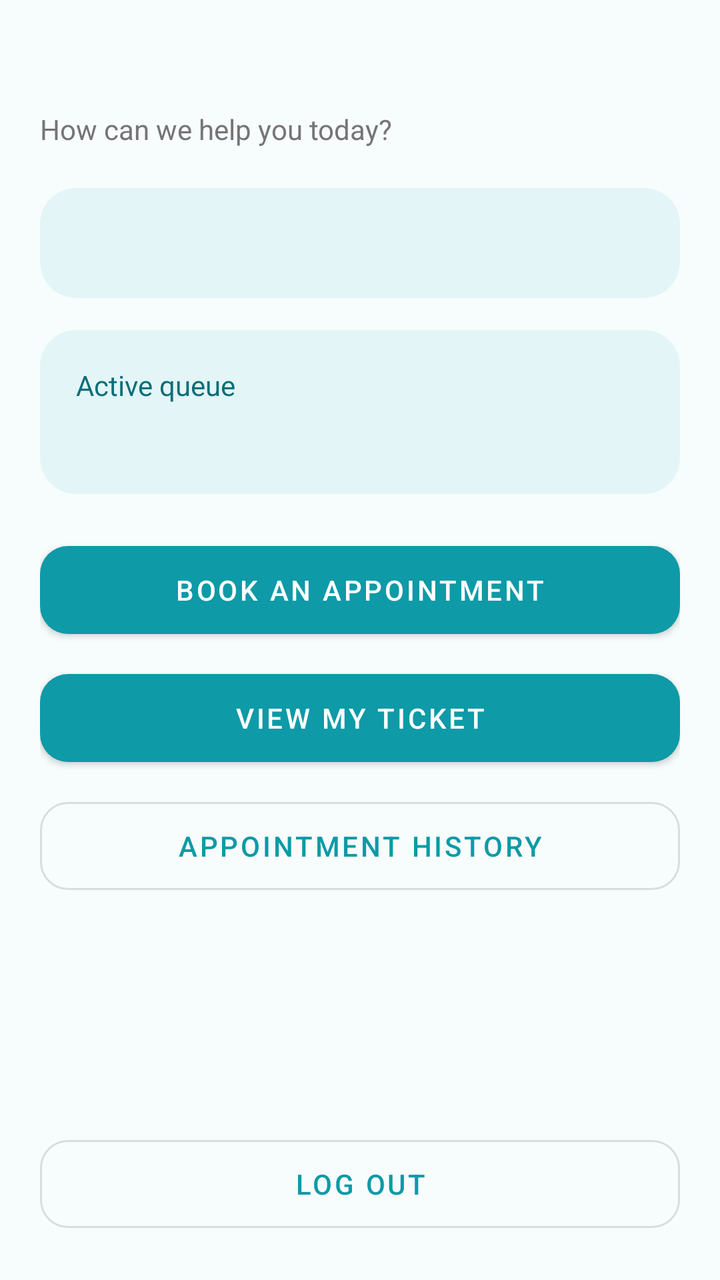
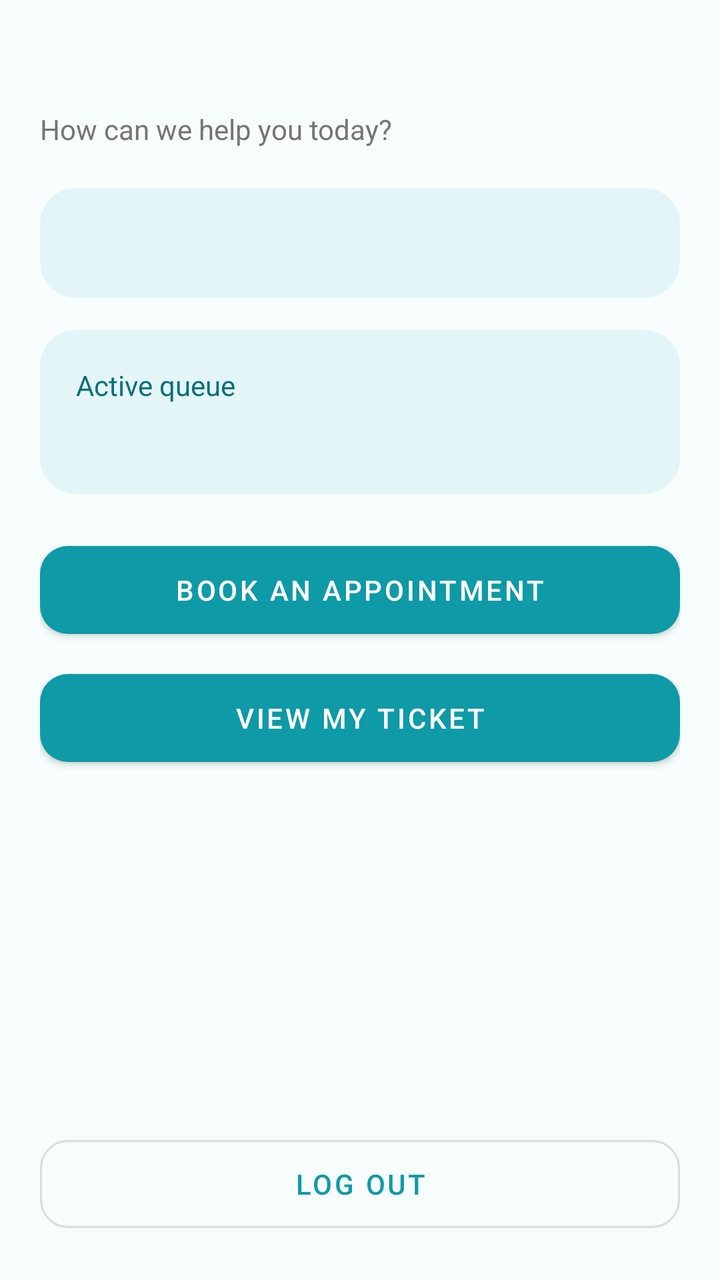

Two renders of the same Android screen: before a commit and after it. Below are the layout's source before the change and the commit's diff.
<!-- AndroidManifest.xml: application theme Theme.CliniQ -->
<!-- res/layout/fragment_home.xml -->
<?xml version="1.0" encoding="utf-8"?>

<LinearLayout xmlns:android="http://schemas.android.com/apk/res/android"
    android:layout_width="match_parent"
    android:layout_height="match_parent"
    android:orientation="vertical"
    android:padding="20dp">

    <LinearLayout
        android:layout_width="match_parent"
        android:layout_height="wrap_content"
        android:layout_marginBottom="20dp"
        android:gravity="center_vertical"
        android:orientation="horizontal">

        <LinearLayout
            android:layout_width="0dp"
            android:layout_height="wrap_content"
            android:layout_weight="1"
            android:orientation="vertical">

            <TextView
                android:id="@+id/tvGreeting"
                android:layout_width="wrap_content"
                android:layout_height="wrap_content"
                android:textColor="@color/teal_dark"
                android:textSize="26sp"
                android:textStyle="bold" />

            <TextView
                android:layout_width="wrap_content"
                android:layout_height="wrap_content"
                android:text="How can we help you today?"
                android:textColor="@color/gray" />
        </LinearLayout>

    </LinearLayout>

    <com.google.android.material.card.MaterialCardView
        android:id="@+id/cardMessage"
        style="@style/InfoCard"
        android:layout_marginBottom="16dp">

        <TextView
            android:id="@+id/tvMessage"
            android:layout_width="match_parent"
            android:layout_height="wrap_content"
            android:padding="18dp"
            android:textColor="@color/teal_dark"
            android:textStyle="bold" />
    </com.google.android.material.card.MaterialCardView>

    <com.google.android.material.card.MaterialCardView
        android:id="@+id/cardActive"
        style="@style/InfoCard"
        android:layout_marginBottom="12dp">

        <LinearLayout
            android:layout_width="match_parent"
            android:layout_height="wrap_content"
            android:orientation="vertical"
            android:padding="18dp">

            <TextView
                android:layout_width="wrap_content"
                android:layout_height="wrap_content"
                android:text="Active queue"
                android:textColor="@color/teal_dark" />

            <TextView
                android:id="@+id/tvActive"
                android:layout_width="wrap_content"
                android:layout_height="wrap_content"
                android:textSize="20sp"
                android:textStyle="bold" />
        </LinearLayout>
    </com.google.android.material.card.MaterialCardView>

    <Button
        android:id="@+id/btnBook"
        style="@style/BigButton"
        android:text="Book an appointment" />

    <Button
        android:id="@+id/btnTicket"
        style="@style/BigButton"
        android:text="View my ticket" />

    <Button
        android:id="@+id/btnHistory"
        style="@style/BigButtonOutlined"
        android:text="Appointment history" />

    <View
        android:layout_width="match_parent"
        android:layout_height="0dp"
        android:layout_weight="1" />

    <Button
        android:id="@+id/btnLogout"
        style="@style/BigButtonOutlined"
        android:text="Log out" />
</LinearLayout>
<!-- resources referenced by this layout -->
<resources>
  <color name="gray">#757575</color>
  <color name="teal_dark">#0B6E79</color>
  <style name="BigButton" parent="Widget.MaterialComponents.Button">
          <item name="android:layout_width">match_parent</item>
          <item name="android:layout_height">56dp</item>
          <item name="android:layout_marginTop">8dp</item>
          <item name="cornerRadius">14dp</item>
      </style>
  <style name="BigButtonOutlined" parent="Widget.MaterialComponents.Button.OutlinedButton">
          <item name="android:layout_width">match_parent</item>
          <item name="android:layout_height">56dp</item>
          <item name="android:layout_marginTop">8dp</item>
          <item name="cornerRadius">14dp</item>
      </style>
  <style name="InfoCard" parent="Widget.MaterialComponents.CardView">
          <item name="android:layout_width">match_parent</item>
          <item name="android:layout_height">wrap_content</item>
          <item name="cardBackgroundColor">@color/mint</item>
          <item name="cardCornerRadius">18dp</item>
          <item name="cardElevation">0dp</item>
      </style>
  <style name="Theme.CliniQ" parent="Theme.MaterialComponents.Light.DarkActionBar">
          <item name="colorPrimary">@color/teal</item>
          <item name="colorPrimaryVariant">@color/teal_dark</item>
          <item name="colorOnPrimary">@color/white</item>
          <item name="colorSecondary">@color/scrub_blue</item>
          <item name="android:windowBackground">@color/bg</item>
  
          
          <item name="actionBarStyle">@style/Widget.CliniQ.ActionBar</item>
          <item name="actionBarTheme">@style/ThemeOverlay.CliniQ.ActionBar</item>
          <item name="android:statusBarColor">@color/bg</item>
          <item name="android:windowLightStatusBar">true</item>
      </style>
  <color name="mint">#E3F5F6</color>
  <color name="teal">#0E9AA7</color>
  <color name="white">#FFFFFF</color>
  <color name="scrub_blue">#2F6DB5</color>
  <color name="bg">#F7FCFC</color>
  <style name="Widget.CliniQ.ActionBar" parent="Widget.AppCompat.ActionBar.Solid">
          <item name="background">@color/bg</item>
          <item name="elevation">0dp</item>
          <item name="titleTextStyle">@style/TextAppearance.CliniQ.ActionBarTitle</item>
      </style>
  <style name="ThemeOverlay.CliniQ.ActionBar" parent="ThemeOverlay.AppCompat.ActionBar">
          
          <item name="colorControlNormal">@color/teal_dark</item>
      </style>
  <style name="TextAppearance.CliniQ.ActionBarTitle" parent="TextAppearance.AppCompat.Widget.ActionBar.Title">
          <item name="android:textColor">@color/teal_dark</item>
          <item name="android:textStyle">bold</item>
      </style>
</resources>

<!-- the commit's change to res/layout/fragment_home.xml (unified diff, before → after) -->
@@ -1,5 +1,4 @@
 <?xml version="1.0" encoding="utf-8"?>
-
 <LinearLayout xmlns:android="http://schemas.android.com/apk/res/android"
     android:layout_width="match_parent"
     android:layout_height="match_parent"
@@ -86,11 +85,6 @@
         style="@style/BigButton"
         android:text="View my ticket" />
 
-    <Button
-        android:id="@+id/btnHistory"
-        style="@style/BigButtonOutlined"
-        android:text="Appointment history" />
-
     <View
         android:layout_width="match_parent"
         android:layout_height="0dp"
